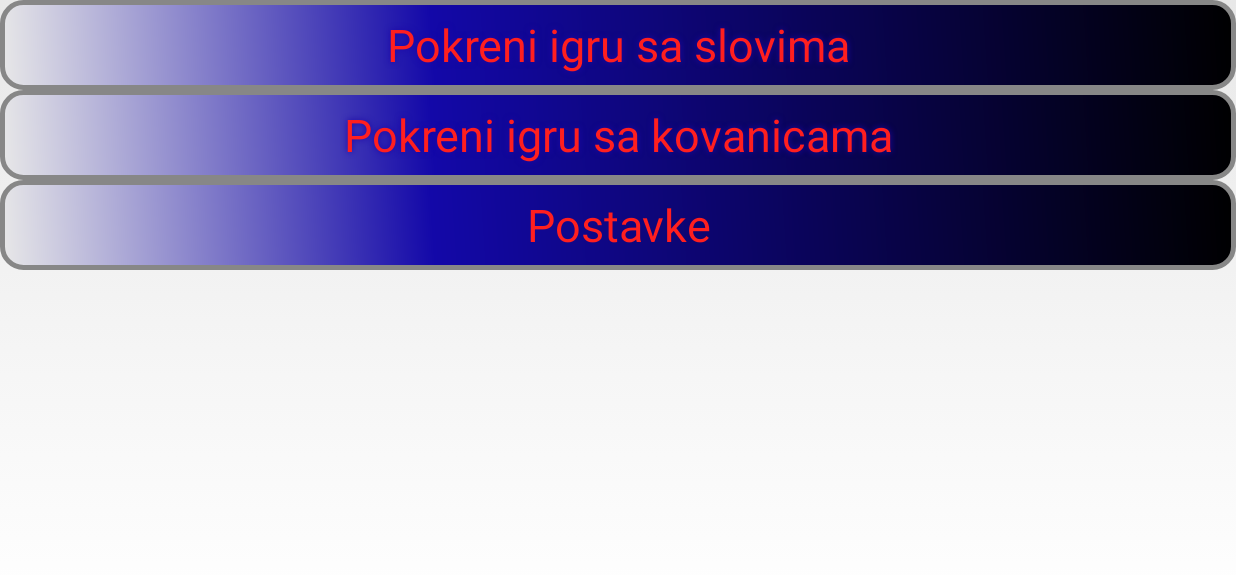
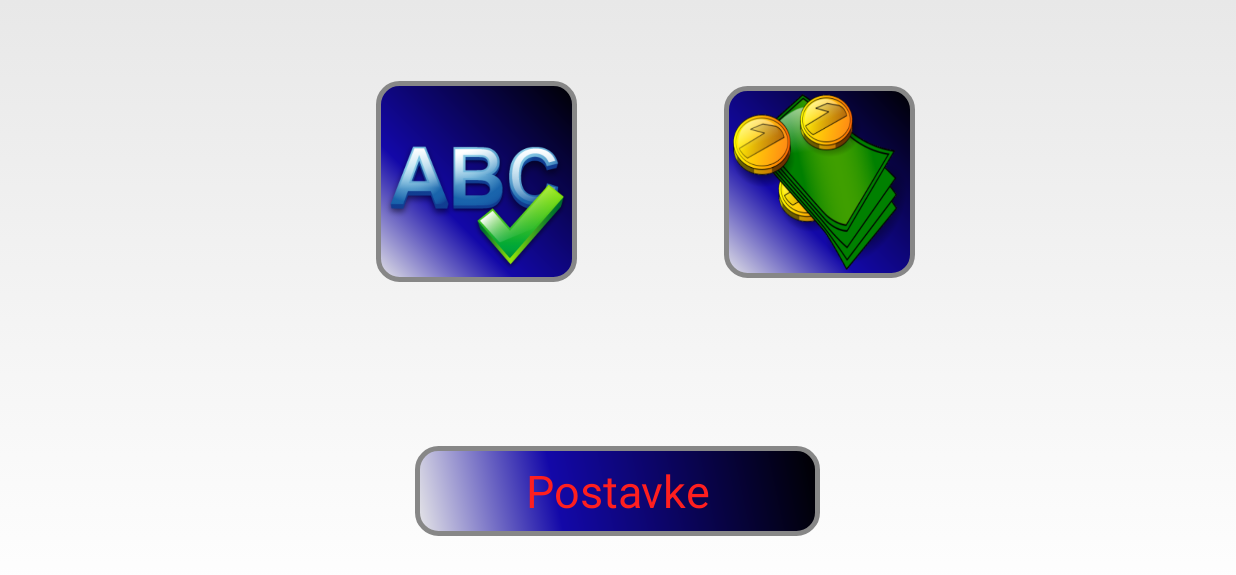
Before and after one commit to boris612/Lumen, an Android app: the screen it shows after launch (MainMenuActivity), on a phone screen of 824 x 412 dp (held sideways). Shown: the top 575 px of the screen. Run offline under Robolectric (Android 15) with nearby library versions, the phone set to English and light mode, and no system bars.

Commit message:
Dodane ikonice umjesto gumba

```diff
--- a/app/src/main/java/lumen/zpr/fer/hr/lumen/menus/MainMenuActivity.java
+++ b/app/src/main/java/lumen/zpr/fer/hr/lumen/menus/MainMenuActivity.java
@@ -6,6 +6,7 @@ import android.content.SharedPreferences;
 import android.os.Bundle;
 import android.view.View;
 import android.widget.Button;
+import android.widget.ImageButton;
 
 import lumen.zpr.fer.hr.lumen.GameSettingsActivity;
 import lumen.zpr.fer.hr.lumen.R;
@@ -22,7 +23,7 @@ public class MainMenuActivity extends Activity {
                 getAssets());
         helper.onCreate(helper.getWritableDatabase());
 
-        Button startLetterGameBtn = findViewById(R.id.pokreniIgru);
+        ImageButton startLetterGameBtn = findViewById(R.id.pokreniIgru);
         startLetterGameBtn.setOnClickListener(new View.OnClickListener() {
             @Override
             public void onClick(View view) {
@@ -32,7 +33,7 @@ public class MainMenuActivity extends Activity {
             }
         });
 
-        Button startCoinGameBtn = findViewById(R.id.pokreniDruguIgru);
+        ImageButton startCoinGameBtn = findViewById(R.id.pokreniDruguIgru);
         startCoinGameBtn.setOnClickListener(new View.OnClickListener() {
             @Override
             public void onClick(View view) {
--- a/app/src/main/res/layout/activity_main_menu.xml
+++ b/app/src/main/res/layout/activity_main_menu.xml
@@ -1,5 +1,5 @@
 <?xml version="1.0" encoding="utf-8"?>
-<LinearLayout xmlns:android="http://schemas.android.com/apk/res/android"
+<TableLayout xmlns:android="http://schemas.android.com/apk/res/android"
     xmlns:app="http://schemas.android.com/apk/res-auto"
     xmlns:tools="http://schemas.android.com/tools"
     android:layout_width="match_parent"
@@ -7,39 +7,56 @@
     android:orientation="vertical"
     tools:context="lumen.zpr.fer.hr.lumen.menus.MainMenuActivity">
 
-    <Button
-        android:id="@+id/pokreniIgru"
+    <TableRow
+        android:layout_width="match_parent"
+        android:layout_height="match_parent"
+        tools:layout_height="match_parent"
+        tools:layout_weight="1">
 
+    </TableRow>
+
+    <TableRow
         android:layout_width="match_parent"
         android:layout_height="wrap_content"
+        android:layout_weight="1"
+        android:gravity="center">
+
+        <ImageButton
+            android:id="@+id/pokreniIgru"
+            android:src="@drawable/spelling"
+            android:layout_width="183dp"
+            android:layout_height="134dp"
             android:layout_gravity="center"
-
             android:background="@drawable/buttonshape"
+            android:padding="5dp"
             android:shadowColor="#1C07A8"
             android:shadowDx="0"
             android:shadowDy="0"
             android:shadowRadius="5"
-        android:text="@string/pokreniPrvuIgru"
-        android:textColor="#FF1F1F"
+            android:scaleType="fitCenter"
+            android:adjustViewBounds="true" />
 
-        android:textSize="30sp" />
-
-    <Button
+        <ImageButton
             android:id="@+id/pokreniDruguIgru"
-
-        android:layout_width="match_parent"
-        android:layout_height="wrap_content"
+            android:src="@drawable/money"
+            android:layout_width="188dp"
+            android:layout_height="128dp"
             android:layout_gravity="center"
-
             android:background="@drawable/buttonshape"
+            android:padding="5dp"
             android:shadowColor="#1C07A8"
             android:shadowDx="0"
             android:shadowDy="0"
             android:shadowRadius="5"
-        android:text="@string/pokreniDruguIgru"
-        android:textColor="#FF1F1F"
+            android:scaleType="fitCenter"
+            android:adjustViewBounds="true" />
+    </TableRow>
 
-        android:textSize="30sp" />
+    <TableRow
+        android:layout_width="match_parent"
+        android:layout_height="wrap_content"
+        android:layout_weight="1"
+        android:gravity="center">
 
         <Button
             android:id="@+id/Postavke"
@@ -50,4 +67,7 @@
             android:textColor="#FF1F1F"
             android:textSize="30sp" />
 
-</LinearLayout>
+    </TableRow>
+
+
+</TableLayout>
```
Lines whose indentation alone changed are shown as unchanged.
